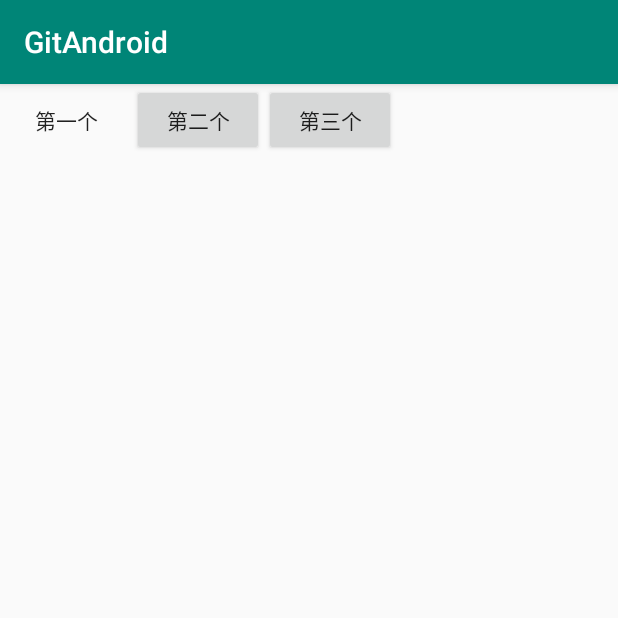
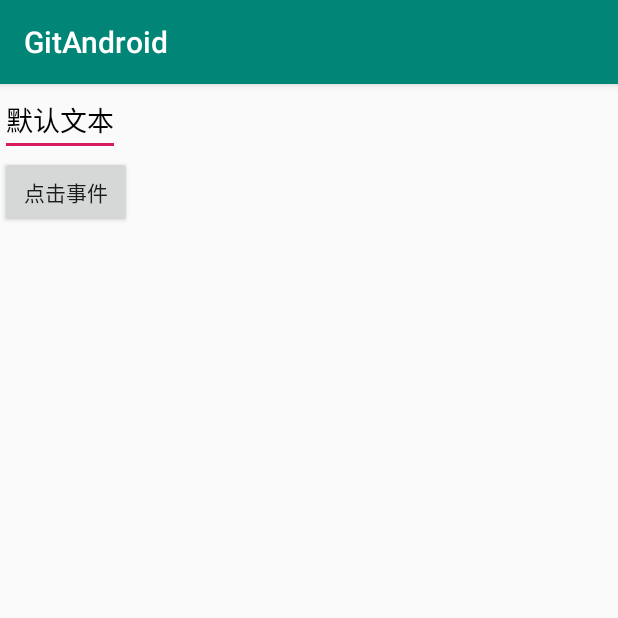
Before and after one commit to lsc1996/GitAndroid, an Android app: the screen it shows after launch (Handler1 before the commit, Handler2 after it), after a tap on "第二个", on a phone screen of 412 x 824 dp, the top half of it. Run offline under Robolectric (Android 15) with nearby library versions, the phone set to English and light mode, and no system bars.

Commit message:
updata f

```diff
--- a/app/src/main/AndroidManifest.xml
+++ b/app/src/main/AndroidManifest.xml
@@ -27,7 +27,7 @@
             <!--<category android:name="android.intent.category.DEFAULT"/>-->
         </activity>
         <activity android:name=".handler.Handler1"></activity>
-
+        <activity android:name=".handler.Handler2"></activity>
 
 
     </application>
--- a/app/src/main/java/com/example/gitandroid/MainActivity.java
+++ b/app/src/main/java/com/example/gitandroid/MainActivity.java
@@ -8,10 +8,11 @@ import android.view.View;
 import android.widget.Button;
 
 import com.example.gitandroid.handler.Handler1;
+import com.example.gitandroid.handler.Handler2;
 import com.example.gitandroid.practice.Example1;
 
 public class MainActivity extends AppCompatActivity implements View.OnClickListener {
-    private Button gitbutton1,gitbutton2;
+    private Button gitbutton1,gitbutton2,gitbutton3,gitbutton4;
 
     @Override
     protected void onCreate(Bundle savedInstanceState) {
@@ -25,6 +26,10 @@ public class MainActivity extends AppCompatActivity implements View.OnClickListe
         gitbutton1.setOnClickListener(this);
         gitbutton2 = findViewById(R.id.gitbutton2);
         gitbutton2.setOnClickListener(this);
+        gitbutton3 = findViewById(R.id.gitbutton3);
+        gitbutton3.setOnClickListener(this);
+        gitbutton4 = findViewById(R.id.gitbutton4);
+        gitbutton4.setOnClickListener(this);
     }
 
     @Override
@@ -35,8 +40,12 @@ public class MainActivity extends AppCompatActivity implements View.OnClickListe
                 startActivity(intent);
                 break;
             case R.id.gitbutton2:
-                Intent intent2 = new Intent(MainActivity.this, Handler1.class);
+                Intent intent2 = new Intent(MainActivity.this, Handler2.class);
                 startActivity(intent2);
+                break;
+            case R.id.gitbutton3:
+                Intent intent3 = new Intent(MainActivity.this, Handler1.class);
+                startActivity(intent3);
                 break;
         }
     }
--- a/app/src/main/java/com/example/gitandroid/handler/Handler1.java
+++ b/app/src/main/java/com/example/gitandroid/handler/Handler1.java
@@ -7,43 +7,41 @@ import android.widget.ImageView;
 
 import com.example.gitandroid.R;
 
+
 import java.util.Timer;
 import java.util.TimerTask;
 
+import androidx.annotation.NonNull;
 import androidx.appcompat.app.AppCompatActivity;
 
 public class Handler1 extends AppCompatActivity {
     //定义切换的图片的数组id
-    int imgids[] = new int[]{
-            R.mipmap.loading_01,R.mipmap.loading_03,R.mipmap.loading_05,
-            R.mipmap.loading_07,R.mipmap.loading_09,R.mipmap.loading_11,
+    int[] imgids = new int[]{
+            R.drawable.loading_01,R.drawable.loading_03,R.drawable.loading_05,
+            R.drawable.loading_07,R.drawable.loading_09,R.drawable.loading_11,
     };
     int imgstart = 0;
-
     @Override
     protected void onCreate(Bundle savedInstanceState) {
         super.onCreate(savedInstanceState);
         setContentView(R.layout.activity_main);
-        final ImageView imgchange = (ImageView) findViewById(R.id.imgchange);
-        final Handler myHandler = new Handler()
-        {
+        final ImageView show = findViewById(R.id.imgchange);
+        final Handler myhandler = new Handler(){
             @Override
-            //重写handleMessage方法,根据msg中what的值判断是否执行后续操作
-            public void handleMessage (Message msg){
-            if (msg.what == 0x123) {
-                imgchange.setImageResource(imgids[imgstart++ % imgids.length]);
+            public void handleMessage(@NonNull Message msg) {
+                if (msg.what == 0x123){
+                    show.setImageResource(imgids[imgstart++%imgids.length]);
+                }
             }
-        }
-
         };
-
-        //使用定时器,每隔200毫秒让handler发送一个空信息
         new Timer().schedule(new TimerTask() {
             @Override
             public void run() {
-                myHandler.sendEmptyMessage(0x123);
+                myhandler.sendEmptyMessage(0x123);
+            }
+        },0,1200);
 
-            }
-        }, 0,200);
+        //使用定时器,每隔200毫秒让handler发送一个空信息
+
     }
 }
--- /dev/null
+++ b/app/src/main/java/com/example/gitandroid/handler/Handler2.java
@@ -0,0 +1,64 @@
+package com.example.gitandroid.handler;
+
+import android.os.Bundle;
+import android.os.Handler;
+import android.os.Message;
+import android.view.View;
+import android.widget.Button;
+import android.widget.EditText;
+
+import com.example.gitandroid.R;
+
+import androidx.annotation.NonNull;
+import androidx.annotation.Nullable;
+import androidx.appcompat.app.AppCompatActivity;
+
+public class Handler2 extends AppCompatActivity implements View.OnClickListener {
+    private static final int CHANGE_TEXT = 1;
+    private Button handler_btn;
+    private EditText handler_et;
+    private Handler handler = new Handler(){
+        @Override
+        public void handleMessage(@NonNull Message msg) {
+            super.handleMessage(msg);
+            switch (msg.what){
+                case CHANGE_TEXT:
+                    //在这里进行UI操作
+                    handler_et.setText("输入的值");
+                    break;
+                    default:
+                        break;
+            }
+        }
+    };
+    @Override
+    protected void onCreate(@Nullable Bundle savedInstanceState) {
+        super.onCreate(savedInstanceState);
+        setContentView(R.layout.handler2);
+        handler_et = findViewById(R.id.handler_et);
+        handler_btn = findViewById(R.id.handler2_btn);
+        handler_btn.setOnClickListener(this);
+    }
+
+
+    @Override
+    public void onClick(View v) {
+        switch (v.getId()){
+            case R.id.handler2_btn:
+                //开启一个子线程
+                new Thread(new Runnable() {
+                    @Override
+                    public void run() {
+                        //新建一个Message对象,存储需要发送的消息
+                        Message message = new Message();
+                        message.what = CHANGE_TEXT;
+                        //然后将消息发送出去
+                        handler.sendMessage(message);
+                    }
+                }).start();
+                break;
+                default:
+                    break;
+        }
+    }
+}
--- a/app/src/main/res/layout/activity_main.xml
+++ b/app/src/main/res/layout/activity_main.xml
@@ -24,5 +24,11 @@
         android:layout_height="wrap_content"
         android:text="@string/activity_main3"
         />
+    <Button
+        android:id="@+id/gitbutton4"
+        android:layout_width="wrap_content"
+        android:layout_height="wrap_content"
+        android:text="@string/activity_main4"
+        />
 
 </LinearLayout>
--- a/app/src/main/res/layout/handler1.xml
+++ b/app/src/main/res/layout/handler1.xml
@@ -14,7 +14,6 @@
         android:layout_height="wrap_content"
         android:layout_alignParentLeft="true"
         android:layout_alignParentTop="true"
-        android:src="@mipmap/loading_01"
         />
 
 
--- /dev/null
+++ b/app/src/main/res/layout/handler2.xml
@@ -0,0 +1,31 @@
+<?xml version="1.0" encoding="utf-8"?>
+<RelativeLayout
+    xmlns:android="http://schemas.android.com/apk/res/android"
+    android:orientation="vertical"
+    android:layout_width="match_parent"
+    android:layout_height="match_parent"
+    android:id="@+id/handler2">
+
+    <ImageView
+        android:id="@+id/imgchange2"
+        android:layout_width="wrap_content"
+        android:layout_height="wrap_content"
+        android:layout_centerInParent="true"
+        />
+    <EditText
+        android:id="@+id/handler_et"
+        android:layout_width="wrap_content"
+        android:layout_height="wrap_content"
+        android:hint="默认文本"
+        android:textColorHint="#000000"
+        android:selectAllOnFocus="true"
+        />
+    <Button
+        android:id="@+id/handler2_btn"
+        android:layout_width="wrap_content"
+        android:layout_height="wrap_content"
+        android:text="点击事件"
+        android:layout_below="@id/handler_et"
+
+        />
+</RelativeLayout>
```
Also changed, not shown: app/src/main/res/drawable/loading_01.png (renamed from app/src/main/res/mipmap-mdpi/loading_01.png), app/src/main/res/drawable/loading_03.png (renamed from app/src/main/res/mipmap-mdpi/loading_03.png), app/src/main/res/drawable/loading_05.png (renamed from app/src/main/res/mipmap-mdpi/loading_05.png), app/src/main/res/drawable/loading_07.png (renamed from app/src/main/res/mipmap-mdpi/loading_07.png), app/src/main/res/drawable/loading_09.png (renamed from app/src/main/res/mipmap-mdpi/loading_09.png), app/src/main/res/drawable/loading_11.png (renamed from app/src/main/res/mipmap-mdpi/loading_11.png).
